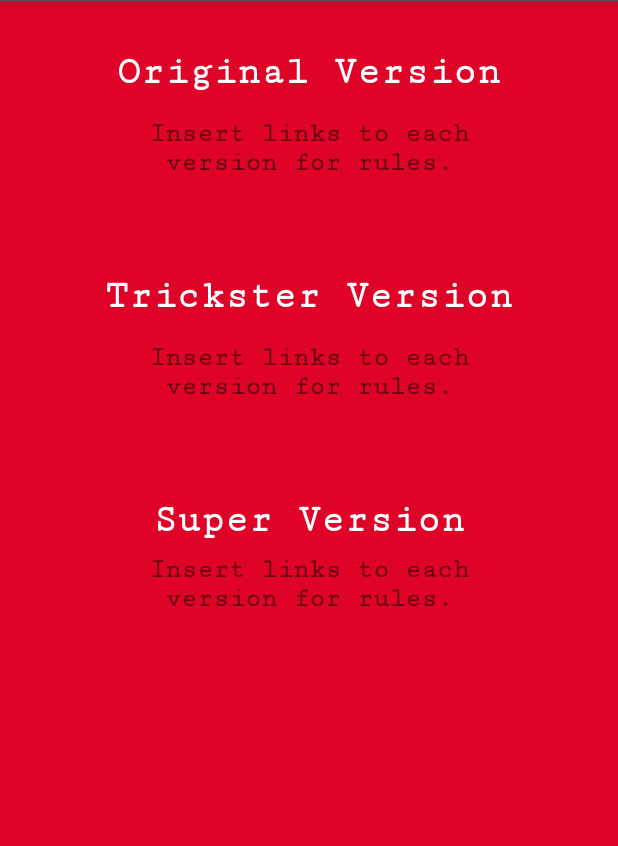
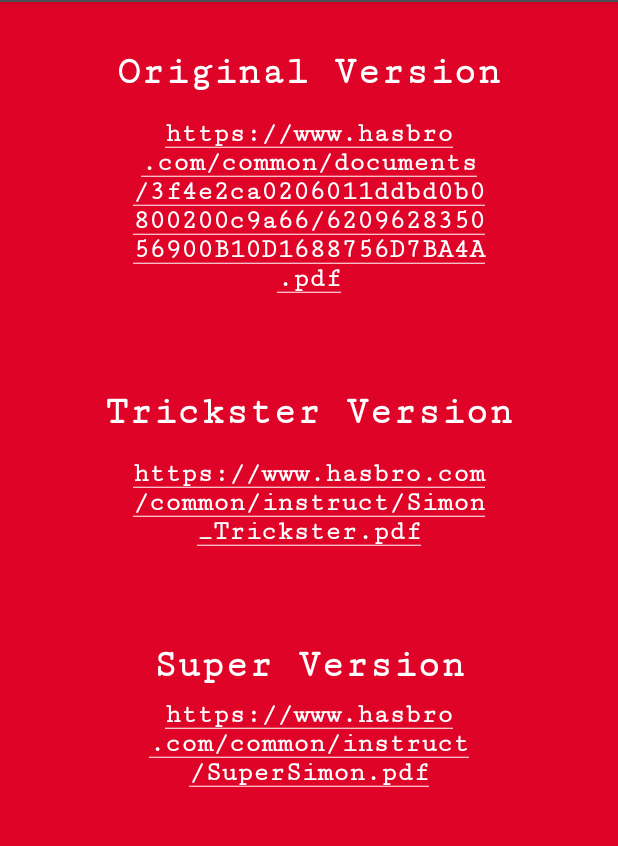
Before and after one commit to caramelnitro/SimonSays, an Android app: the RulesActivity screen opened directly, with no data from a screen before it, on a phone screen of 412 x 824 dp, the part 82-928 px from its top. Run offline under Robolectric (Android 15) with nearby library versions, the phone set to English and light mode, and no system bars.

Commit message:
rules update

```diff
--- a/app/src/main/res/layout/activity_rules.xml
+++ b/app/src/main/res/layout/activity_rules.xml
@@ -8,14 +8,15 @@
     android:background="@color/colorRed">
 
     <TextView
-        android:id="@+id/textView7"
+        android:autoLink="web"
+        android:id="@+id/originalRule_tv"
         android:layout_width="248dp"
         android:layout_height="wrap_content"
         android:layout_marginStart="8dp"
         android:layout_marginTop="16dp"
         android:layout_marginEnd="8dp"
         android:fontFamily="serif-monospace"
-        android:text="Insert links to each version for rules."
+        android:text="https://www.hasbro.com/common/documents/3f4e2ca0206011ddbd0b0800200c9a66/620962835056900B10D1688756D7BA4A.pdf"
         android:textAlignment="center"
         android:textSize="18sp"
         android:textStyle="bold"
@@ -24,14 +25,15 @@
         app:layout_constraintTop_toBottomOf="@+id/textView3" />
 
     <TextView
-        android:id="@+id/textView8"
+        android:autoLink="web"
+        android:id="@+id/tricksterRule_tv"
         android:layout_width="248dp"
         android:layout_height="wrap_content"
         android:layout_marginStart="8dp"
         android:layout_marginTop="16dp"
         android:layout_marginEnd="8dp"
         android:fontFamily="serif-monospace"
-        android:text="Insert links to each version for rules."
+        android:text="https://www.hasbro.com/common/instruct/Simon_Trickster.pdf"
         android:textAlignment="center"
         android:textSize="18sp"
         android:textStyle="bold"
@@ -40,7 +42,8 @@
         app:layout_constraintTop_toBottomOf="@+id/textView6" />
 
     <TextView
-        android:id="@+id/textView2"
+        android:autoLink="web"
+        android:id="@+id/superRule_tv"
         android:layout_width="248dp"
         android:layout_height="wrap_content"
         android:layout_marginStart="8dp"
@@ -48,7 +51,7 @@
         android:layout_marginEnd="8dp"
         android:backgroundTintMode="add"
         android:fontFamily="serif-monospace"
-        android:text="Insert links to each version for rules."
+        android:text="https://www.hasbro.com/common/instruct/SuperSimon.pdf"
         android:textAlignment="center"
         android:textSize="18sp"
         android:textStyle="bold"
@@ -86,7 +89,7 @@
         android:textStyle="bold"
         app:layout_constraintEnd_toEndOf="parent"
         app:layout_constraintStart_toStartOf="parent"
-        app:layout_constraintTop_toBottomOf="@+id/textView8" />
+        app:layout_constraintTop_toBottomOf="@+id/tricksterRule_tv" />
 
     <TextView
         android:id="@+id/textView6"
@@ -102,5 +105,5 @@
         android:textStyle="bold"
         app:layout_constraintEnd_toEndOf="parent"
         app:layout_constraintStart_toStartOf="parent"
-        app:layout_constraintTop_toBottomOf="@+id/textView7" />
+        app:layout_constraintTop_toBottomOf="@+id/originalRule_tv" />
 </android.support.constraint.ConstraintLayout>
```
